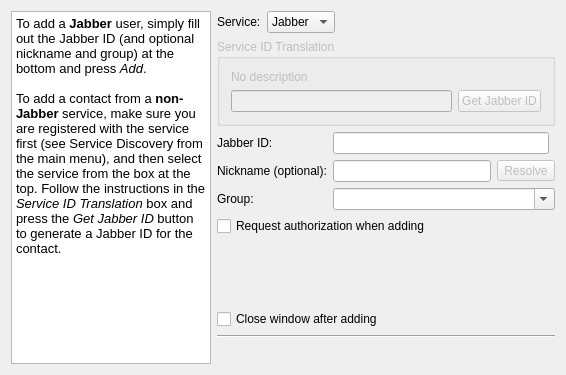
The window that src/adduser.ui (psi-im/psi) describes before a commit, drawn with Qt 5.
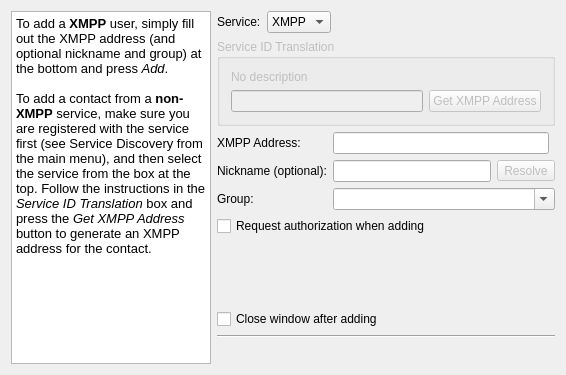
The same window after the commit. Custom widgets are drawn as their Qt base class.

Commit message: jabber -> xmpp

Diff of the .ui file:
```diff
--- a/src/adduser.ui
+++ b/src/adduser.ui
@@ -39,7 +39,7 @@
 &lt;html&gt;&lt;head&gt;&lt;meta name=&quot;qrichtext&quot; content=&quot;1&quot; /&gt;&lt;style type=&quot;text/css&quot;&gt;
 p, li { white-space: pre-wrap; }
 &lt;/style&gt;&lt;/head&gt;&lt;body style=&quot; font-family:'Bitstream Vera Sans'; font-size:10pt; font-weight:400; font-style:normal;&quot;&gt;
-&lt;p style=&quot; margin-top:0px; margin-bottom:0px; margin-left:0px; margin-right:0px; -qt-block-indent:0; text-indent:0px;&quot;&gt;To add a &lt;span style=&quot; font-weight:600;&quot;&gt;Jabber&lt;/span&gt; user, simply fill out the Jabber ID (and optional nickname and group) at the bottom and press &lt;span style=&quot; font-style:italic;&quot;&gt;Add&lt;/span&gt;.&lt;br /&gt;&lt;br /&gt;To add a contact from a &lt;span style=&quot; font-weight:600;&quot;&gt;non-Jabber&lt;/span&gt; service, make sure you are registered with the service first (see Service Discovery from the main menu), and then select the service from the box at the top. Follow the instructions in the &lt;span style=&quot; font-style:italic;&quot;&gt;Service ID Translation&lt;/span&gt; box and press the &lt;span style=&quot; font-style:italic;&quot;&gt;Get Jabber ID&lt;/span&gt; button to generate a Jabber ID for the contact.&lt;br /&gt;&lt;/p&gt;&lt;/body&gt;&lt;/html&gt;</string>
+&lt;p style=&quot; margin-top:0px; margin-bottom:0px; margin-left:0px; margin-right:0px; -qt-block-indent:0; text-indent:0px;&quot;&gt;To add a &lt;span style=&quot; font-weight:600;&quot;&gt;XMPP&lt;/span&gt; user, simply fill out the XMPP address (and optional nickname and group) at the bottom and press &lt;span style=&quot; font-style:italic;&quot;&gt;Add&lt;/span&gt;.&lt;br /&gt;&lt;br /&gt;To add a contact from a &lt;span style=&quot; font-weight:600;&quot;&gt;non-XMPP&lt;/span&gt; service, make sure you are registered with the service first (see Service Discovery from the main menu), and then select the service from the box at the top. Follow the instructions in the &lt;span style=&quot; font-style:italic;&quot;&gt;Service ID Translation&lt;/span&gt; box and press the &lt;span style=&quot; font-style:italic;&quot;&gt;Get XMPP Address&lt;/span&gt; button to generate an XMPP address for the contact.&lt;br /&gt;&lt;/p&gt;&lt;/body&gt;&lt;/html&gt;</string>
      </property>
     </widget>
    </item>
@@ -73,7 +73,7 @@
            <widget class="QComboBox" name="cb_service">
             <item>
              <property name="text">
-              <string>Jabber</string>
+              <string>XMPP</string>
              </property>
             </item>
            </widget>
@@ -144,7 +144,7 @@
              <item>
               <widget class="QPushButton" name="pb_transGet">
                <property name="text">
-                <string>Get Jabber ID</string>
+                <string>Get XMPP Address</string>
                </property>
               </widget>
              </item>
@@ -221,7 +221,7 @@
        <item row="0" column="0">
         <widget class="QLabel" name="TextLabel6">
          <property name="text">
-          <string>Jabber ID:</string>
+          <string>XMPP Address:</string>
          </property>
         </widget>
        </item>
```
The commit also changes 29 other files.
